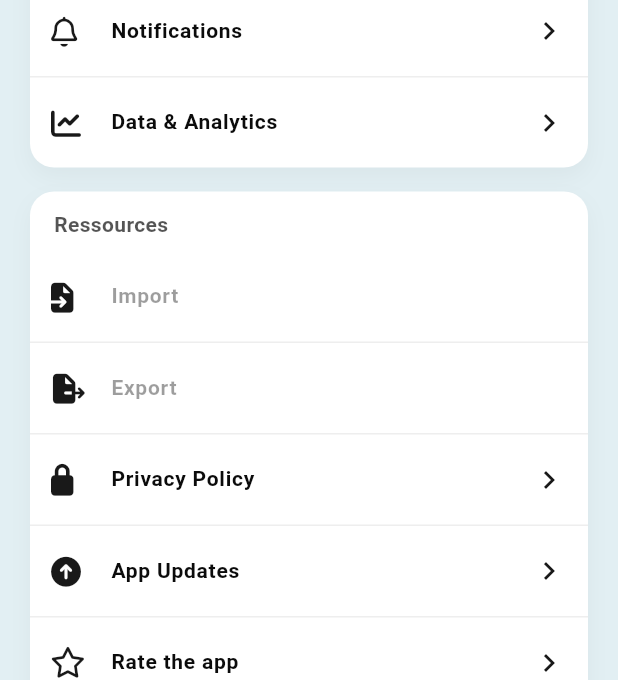
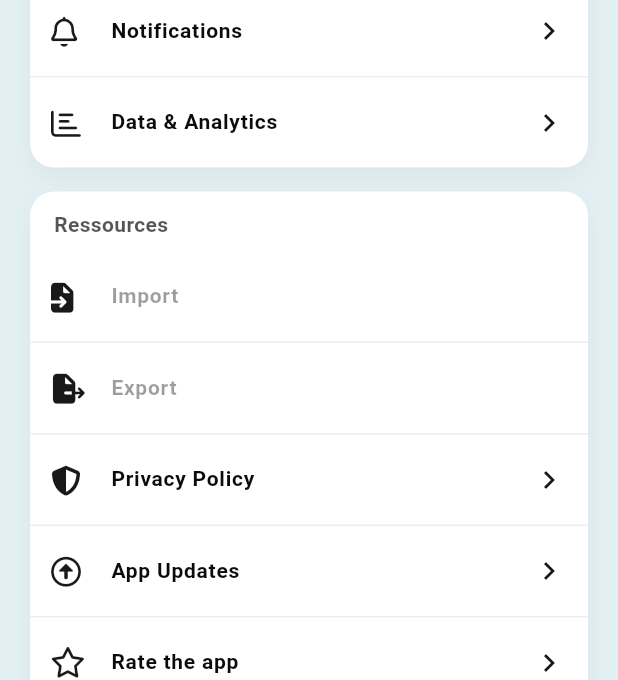
Before and after one commit to MOUSSBEKK/HabitoX, a Flutter app: the HomeScreen screen opened directly, item 4 of the bottom bar chosen, scrolled down 302 dp, on a phone screen of 412 x 824 dp. Shown: the part 323-1003 px from the top of the screen. Run offline on Flutter 3.47's test engine with Material 3 defaults, Android fonts, the phone set to English and light mode, and no system bars; drawn by our look-alikes of toastification; our stand-ins replace adaptive_dialog, fl_chart, flutter_heatmap_calendar, flutter_local_notifications, font_awesome_flutter, in_app_review and 4 more; missing offline and left inert: home_widget; accounts and stored records are empty.

Commit message:
fix: update icon settings

```diff
--- a/lib/screens/profile_screen.dart
+++ b/lib/screens/profile_screen.dart
@@ -350,7 +350,7 @@ extension on _ProfileScreenState {
             _SettingItem(
               key: SettingKey.dataAnalytics,
               icon: FaIcon(
-                FontAwesomeIcons.chartLine,
+                FontAwesomeIcons.chartBar,
                 size: 20,
                 color: Theme.of(context).iconTheme.color,
               ),
@@ -389,7 +389,7 @@ extension on _ProfileScreenState {
             _SettingItem(
               key: SettingKey.privacyPolicy,
               icon: FaIcon(
-                FontAwesomeIcons.lock,
+                FontAwesomeIcons.shieldHalved,
                 size: 20,
                 color: Theme.of(context).iconTheme.color,
               ),
@@ -398,7 +398,7 @@ extension on _ProfileScreenState {
             _SettingItem(
               key: SettingKey.appUpdates,
               icon: FaIcon(
-                FontAwesomeIcons.circleArrowUp,
+                FontAwesomeIcons.circleUp,
                 size: 20,
                 color: Theme.of(context).iconTheme.color,
               ),
```
